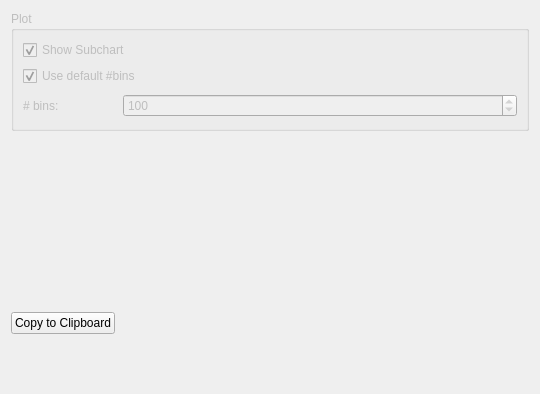
Qt form Modules/ImageStatisticsUI/Qmitk/QmitkHistogramVisualizationWidget.ui (MITK/MITK) before a commit.
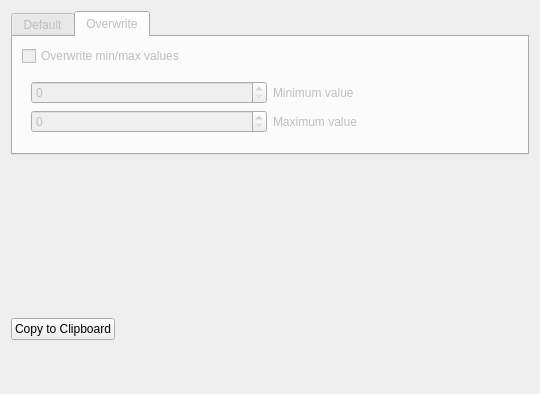
The same form after that commit. The open tabs and pages were chosen to show the change. Custom widgets are drawn as their Qt base class.

Commit message: Changed UI to fit spinboxes and a checkbox for input

```diff
--- a/Modules/ImageStatisticsUI/Qmitk/QmitkHistogramVisualizationWidget.ui
+++ b/Modules/ImageStatisticsUI/Qmitk/QmitkHistogramVisualizationWidget.ui
@@ -15,7 +15,7 @@
   </property>
   <layout class="QVBoxLayout" name="verticalLayout">
    <item>
-    <widget class="QGroupBox" name="groupBoxPlot">
+    <widget class="QTabWidget" name="tabWidgetPlot">
      <property name="enabled">
       <bool>false</bool>
      </property>
@@ -37,9 +37,13 @@
        <height>16777215</height>
       </size>
      </property>
-     <property name="title">
-      <string>Plot</string>
+     <property name="currentIndex">
+      <number>0</number>
      </property>
+     <widget class="QWidget" name="tabWidgetPlotPage1" native="true">
+      <attribute name="title">
+       <string>Default</string>
+      </attribute>
      <layout class="QVBoxLayout" name="verticalLayout_5">
       <item>
        <widget class="QCheckBox" name="checkBoxShowSubchart">
@@ -104,7 +108,7 @@
            </property>
           </widget>
          </item>
-         <item row="1" column="1">
+          <item row="1" column="2">
           <widget class="QSpinBox" name="spinBoxNBins">
            <property name="enabled">
             <bool>false</bool>
@@ -127,6 +131,47 @@
        </widget>
       </item>
      </layout>
+     </widget>
+     <widget class="QWidget" name="tabWidgetPlotPage2">
+      <attribute name="title">
+       <string>Overwrite</string>
+      </attribute>
+      <layout class="QVBoxLayout" name="verticalLayout_3">
+       <item>
+        <widget class="QCheckBox" name="checkBoxOverwriteMinMax">
+         <property name="text">
+          <string>Overwrite min/max values</string>
+         </property>
+        </widget>
+       </item>
+       <item>
+        <widget class="QFrame" name="frameOverwriteValues">
+         <layout class="QGridLayout" name="gridLayout">
+          <item row="2" column="1">
+           <widget class="QLabel" name="labelMinValue">
+            <property name="text">
+             <string>Minimum value</string>
+            </property>
+           </widget>
+          </item>
+          <item row="4" column="0">
+           <widget class="QSpinBox" name="spinBoxMaxValue"/>
+          </item>
+          <item row="4" column="1">
+           <widget class="QLabel" name="labelMaxValue">
+            <property name="text">
+             <string>Maximum value</string>
+            </property>
+           </widget>
+          </item>
+          <item row="2" column="0">
+           <widget class="QSpinBox" name="spinBoxMinValue"/>
+          </item>
+         </layout>
+        </widget>
+       </item>
+      </layout>
+     </widget>
     </widget>
    </item>
    <item>
```
Lines whose indentation alone changed are shown as unchanged. The commit also changes 2 other files.
